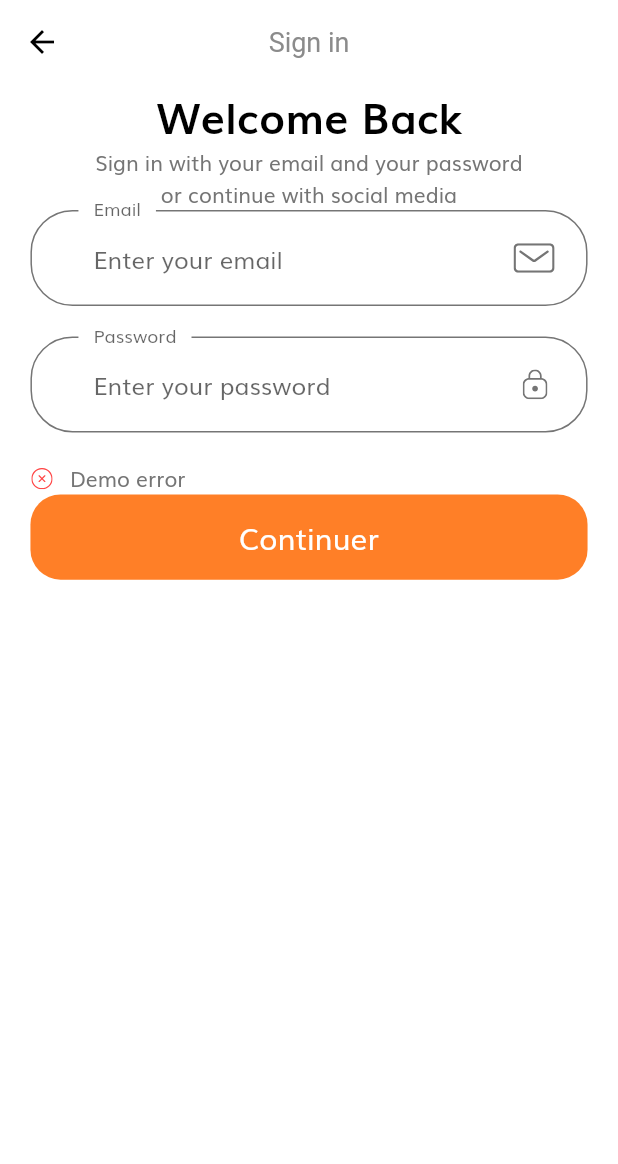
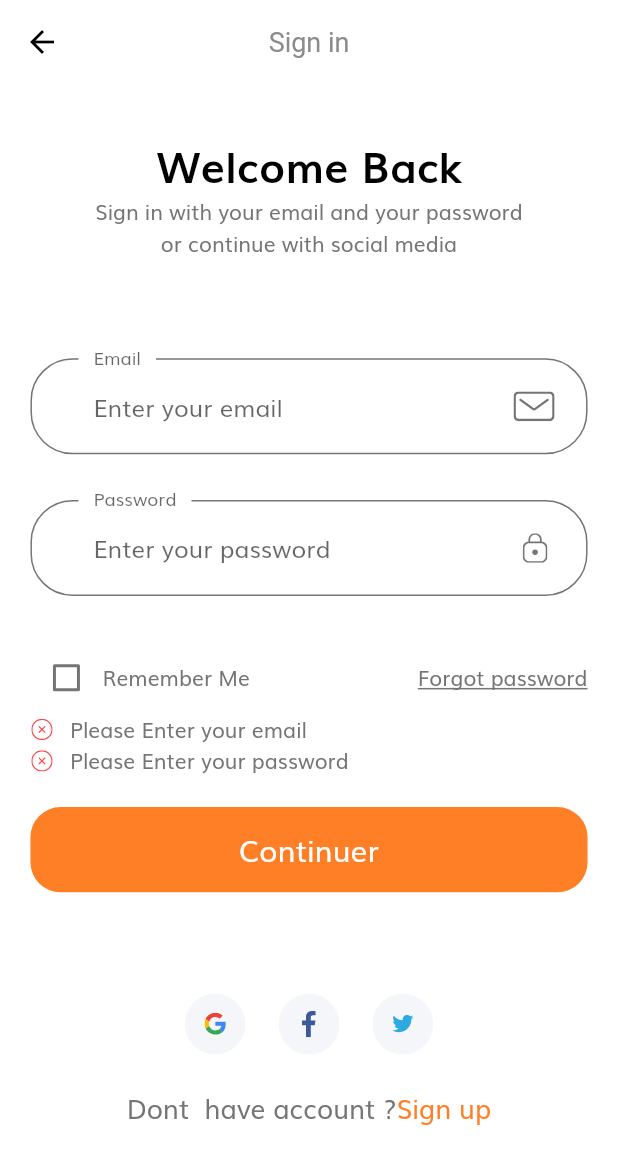
Before and after one commit to hsawadogoh/shop_flutter_ui, a Flutter app: the SignInScreen screen opened by its route, after a tap on "Continuer", on a phone screen of 412 x 824 dp. Shown: the top 1164 px of the screen. Run offline on Flutter 3.47's test engine with Material 2 defaults, Android fonts, the phone set to English and light mode, and no system bars; our stand-ins replace flutter_svg.

Commit message:
|_login_page_|

```diff
--- /dev/null
+++ b/lib/components/form_error.dart
@@ -0,0 +1,37 @@
+import 'package:flutter/material.dart';
+import 'package:flutter_svg/svg.dart';
+
+import '../size_config.dart';
+import 'custom_suffix_icon.dart';
+
+class FormError extends StatelessWidget {
+  const FormError({
+    Key key,
+    @required this.errors,
+  }) : super(key: key);
+
+  final List<String> errors;
+
+  @override
+  Widget build(BuildContext context) {
+    return Column(
+      children: List.generate(errors.length, (index) => formTextError(error: errors[index])),
+    );
+  }
+
+  Row formTextError({String error}) {
+    return Row(
+      children: [
+        SvgPicture.asset(
+          "assets/icons/Error.svg",
+          width: getProportionateScreenWidth(14),
+          height: getProportionateScreenHeight(14),
+        ),
+        SizedBox(width: getProportionateScreenWidth(10),),
+        Text(
+          error,
+        )
+      ],
+    );
+  }
+}
--- /dev/null
+++ b/lib/components/social_container.dart
@@ -0,0 +1,32 @@
+import 'package:flutter/material.dart';
+import 'package:flutter_svg/svg.dart';
+
+import '../size_config.dart';
+
+class SocialContainer extends StatelessWidget {
+  const SocialContainer({
+    Key key,
+    @required this.logo,
+    @required this.press,
+  }) : super(key: key);
+  final String logo;
+  final Function press;
+
+  @override
+  Widget build(BuildContext context) {
+    return GestureDetector(
+      onTap: press,
+      child: Container(
+        padding: EdgeInsets.all(getProportionateScreenWidth(12)),
+        margin: EdgeInsets.symmetric(horizontal: getProportionateScreenWidth(10)),
+        height: getProportionateScreenWidth(40),
+        width: getProportionateScreenHeight(40),
+        decoration: BoxDecoration(
+            color: Color(0xFFF5F6F9),
+            shape: BoxShape.circle
+        ),
+        child: SvgPicture.asset(logo),
+      ),
+    );
+  }
+}
--- a/lib/constants.dart
+++ b/lib/constants.dart
@@ -1,3 +1,4 @@
+import 'package:e_commerce_flutter_ui/size_config.dart';
 import 'package:flutter/material.dart';
 // ff7f27
 // FF7643
@@ -13,3 +14,30 @@ const kSecondaryColor = Color(0xFF979797);
 const kTextColor = Color(0xFF757575);
 
 const kAnimationDuration = Duration(milliseconds: 200);
+
+// Form Error
+final RegExp emailValidatorRegExp =
+RegExp(r"^[a-zA-Z0-9.]+@[a-zA-Z0-9]+\.[a-zA-Z]+");
+const String kEmailNullError = "Please Enter your email";
+const String kInvalidEmailError = "Please Enter Valid Email";
+const String kPassNullError = "Please Enter your password";
+const String kShortPassError = "Password is too short";
+const String kMatchPassError = "Passwords don't match";
+const String kNamelNullError = "Please Enter your name";
+const String kPhoneNumberNullError = "Please Enter your phone number";
+const String kAddressNullError = "Please Enter your address";
+
+final otpInputDecoration = InputDecoration(
+  contentPadding:
+  EdgeInsets.symmetric(vertical: getProportionateScreenWidth(15)),
+  border: outlineInputBorder(),
+  focusedBorder: outlineInputBorder(),
+  enabledBorder: outlineInputBorder(),
+);
+
+OutlineInputBorder outlineInputBorder() {
+  return OutlineInputBorder(
+    borderRadius: BorderRadius.circular(getProportionateScreenWidth(15)),
+    borderSide: BorderSide(color: kTextColor),
+  );
+}
--- a/lib/screens/sign_in/components/sign_in_body.dart
+++ b/lib/screens/sign_in/components/sign_in_body.dart
@@ -1,6 +1,6 @@
-import 'package:e_commerce_flutter_ui/components/custom_suffix_icon.dart';
-import 'package:e_commerce_flutter_ui/components/default_button.dart';
+import 'package:e_commerce_flutter_ui/components/social_container.dart';
 import 'package:e_commerce_flutter_ui/constants.dart';
+import 'package:e_commerce_flutter_ui/screens/sign_in/components/signin_form.dart';
 import 'package:e_commerce_flutter_ui/size_config.dart';
 import 'package:flutter/material.dart';
 import 'package:flutter_svg/flutter_svg.dart';
@@ -13,8 +13,10 @@ class SignInBody extends StatelessWidget {
           width: double.infinity,
           child: Padding(
             padding: EdgeInsets.symmetric(horizontal: getProportionateScreenHeight(20)),
+            child: SingleChildScrollView(
               child: Column(
                 children: [
+                  SizedBox(height: SizeConfig.screenHeight * 0.04,),
                   Text(
                     "Welcome Back",
                     style: TextStyle(
@@ -27,8 +29,47 @@ class SignInBody extends StatelessWidget {
                     "Sign in with your email and your password \nor continue with social media",
                     textAlign: TextAlign.center,
                   ),
-                SignForm()
+                  SizedBox(height: SizeConfig.screenHeight * 0.08,),
+                  SignForm(),
+                  SizedBox(height: SizeConfig.screenHeight * 0.08,),
+                  Row(
+                    mainAxisAlignment: MainAxisAlignment.center,
+                    children: [
+                      SocialContainer(
+                        logo: "assets/icons/google-icon.svg",
+                        press: () {},
+                      ),
+                      SocialContainer(
+                        logo: "assets/icons/facebook-2.svg",
+                        press: () {},
+                      ),
+                      SocialContainer(
+                        logo: "assets/icons/twitter.svg",
+                        press: () {},
+                      ),
                     ],
+                  ),
+                  SizedBox(height: getProportionateScreenHeight(20),),
+                  Row(
+                    mainAxisAlignment: MainAxisAlignment.center,
+                    children: [
+                      Text(
+                        'Dont  have account ?',
+                        style: TextStyle(
+                            fontSize: getProportionateScreenWidth(16)
+                        ),
+                      ),
+                      Text(
+                        'Sign up',
+                        style: TextStyle(
+                            fontSize: getProportionateScreenWidth(16),
+                            color: kPrimaryColor
+                        ),
+                      )
+                    ],
+                  )
+                ],
+              ),
             ),
           ),
         ),
@@ -36,108 +77,3 @@ class SignInBody extends StatelessWidget {
   }
 
 }
-
-class SignForm extends StatefulWidget {
-  @override
-  _SignFormState createState() => _SignFormState();
-}
-
-class _SignFormState extends State<SignForm> {
-  final _formKey = GlobalKey<FormState>();
-  List<String> errors = [];
-  @override
-  Widget build(BuildContext context) {
-    errors.add("Demo error");
-    return Form(
-      key: _formKey,
-      child: Column(
-        children: [
-          CustomTextFormField(
-            hintText: "Enter your email",
-            labelText: "Email",
-            suffixIcon: "assets/icons/Mail.svg",
-            obscureText: false,
-            changed: (value) {},
-            validate: (value) {
-              if (value.isEmpty) {
-                setState(() {
-                  errors.add("Please enter your email");
-                });
-              }
-              return null;
-            },
-          ),
-          SizedBox(height: getProportionateScreenHeight(20),),
-          CustomTextFormField(
-            hintText: "Enter your password",
-            labelText: "Password",
-            suffixIcon: "assets/icons/Lock.svg",
-            obscureText: true,
-            changed: (value) {},
-            validate: (value) {
-              if (value.isEmpty) {
-                setState(() {
-                  errors.add("Please enter your password");
-                });
-              }
-              return null;
-            },
-          ),
-          SizedBox(height: getProportionateScreenHeight(20),),
-          Row(
-            children: [
-              SvgPicture.asset(
-                  "assets/icons/Error.svg",
-                width: getProportionateScreenWidth(14),
-                height: getProportionateScreenHeight(14),
-              ),
-              SizedBox(width: getProportionateScreenWidth(10),),
-              Text(
-                errors[0],
-              )
-            ],
-          ),
-          DefaultButton(
-            text: "Continuer",
-            press: () {},
-          )
-        ],
-      ),
-    );
-  }
-}
-
-class CustomTextFormField extends StatelessWidget {
-  const CustomTextFormField({
-    Key key,
-    @required this.hintText,
-    @required this.labelText,
-    @required this.changed,
-    @required this.validate,
-    @required this.suffixIcon, this.obscureText = false,
-  }) : super(key: key);
-  final String hintText;
-  final String labelText;
-  final Function changed;
-  final Function validate;
-  final String suffixIcon;
-  final bool obscureText;
-
-  @override
-  Widget build(BuildContext context) {
-    return TextFormField(
-      onChanged: changed,
-      validator: validate,
-      obscureText: obscureText,
-      keyboardType: TextInputType.emailAddress,
-      decoration: InputDecoration(
-        hintText: hintText,
-        labelText: labelText,
-        floatingLabelBehavior: FloatingLabelBehavior.always,
-        suffixIcon: CustomSuffixIcon(
-          suffixIcon: suffixIcon,
-        )
-      ),
-    );
-  }
-}
--- /dev/null
+++ b/lib/screens/sign_in/components/signin_form.dart
@@ -0,0 +1,164 @@
+import 'package:e_commerce_flutter_ui/components/custom_suffix_icon.dart';
+import 'package:e_commerce_flutter_ui/components/default_button.dart';
+import 'package:e_commerce_flutter_ui/components/form_error.dart';
+import 'package:flutter/material.dart';
+
+import '../../../constants.dart';
+import '../../../size_config.dart';
+
+class SignForm extends StatefulWidget {
+  @override
+  _SignFormState createState() => _SignFormState();
+}
+
+class _SignFormState extends State<SignForm> {
+  final _formKey = GlobalKey<FormState>();
+  List<String> errors = [];
+  String email;
+  String password;
+  bool rememberMe = false;
+  @override
+  Widget build(BuildContext context) {
+    return Form(
+      key: _formKey,
+      child: Column(
+        children: [
+          CustomTextFormField(
+            hintText: "Enter your email",
+            labelText: "Email",
+            suffixIcon: "assets/icons/Mail.svg",
+            obscureText: false,
+            saved: (newEmail) => email = newEmail,
+            changed: (value) {
+              if (value.isNotEmpty && errors.contains(kEmailNullError)) {
+                setState(() {
+                  errors.remove(kEmailNullError);
+                });
+              } else if (emailValidatorRegExp.hasMatch(value)
+                  && errors.contains(kInvalidEmailError)) {
+                setState(() {
+                  errors.remove(kInvalidEmailError);
+                });
+              }
+            },
+            validate: (value) {
+              if (value.isEmpty && !errors.contains(kEmailNullError)) {
+                setState(() {
+                  errors.add(kEmailNullError);
+                });
+              } else if (!emailValidatorRegExp.hasMatch(value)
+                  && !errors.contains(kInvalidEmailError)) {
+                setState(() {
+                  errors.add(kInvalidEmailError);
+                });
+              }
+              return null;
+            },
+          ),
+          SizedBox(height: getProportionateScreenHeight(30),),
+          CustomTextFormField(
+            hintText: "Enter your password",
+            labelText: "Password",
+            suffixIcon: "assets/icons/Lock.svg",
+            obscureText: true,
+            saved: (newPassword) => password = newPassword,
+            changed: (value) {
+              if (value.isNotEmpty && errors.contains(kPassNullError)) {
+                setState(() {
+                  errors.remove(kPassNullError);
+                });
+              } else if (value.length >= 4 && errors.contains(kShortPassError)) {
+                setState(() {
+                  errors.remove(kShortPassError);
+                });
+              }
+            },
+            validate: (value) {
+              if (value.isEmpty && !errors.contains(kPassNullError)) {
+                setState(() {
+                  errors.add(kPassNullError);
+                });
+              } else if (value.length < 4 && !errors.contains(kShortPassError)) {
+                setState(() {
+                  errors.add(kShortPassError);
+                });
+              }
+              return null;
+            },
+          ),
+          SizedBox(height: getProportionateScreenHeight(30),),
+          Row(
+            children: [
+              Checkbox(
+                  value: rememberMe,
+                  activeColor: kPrimaryColor,
+                  onChanged: (value) {
+                    setState(() {
+                      rememberMe = value;
+                    });
+                  }
+              ),
+              Text(
+                  'Remember Me'
+              ),
+              Spacer(),
+              Text(
+                'Forgot password',
+                style: TextStyle(
+                    decoration: TextDecoration.underline
+                ),
+              )
+            ],
+          ),
+          FormError(errors: errors),
+          SizedBox(height: getProportionateScreenHeight(20),),
+          DefaultButton(
+            text: "Continuer",
+            press: () {
+              if (_formKey.currentState.validate()) {
+                _formKey.currentState.save();
+              }
+            },
+          )
+        ],
+      ),
+    );
+  }
+}
+
+class CustomTextFormField extends StatelessWidget {
+  const CustomTextFormField({
+    Key key,
+    @required this.hintText,
+    @required this.labelText,
+    @required this.changed,
+    @required this.validate,
+    @required this.suffixIcon, this.obscureText = false,@required this.saved,
+  }) : super(key: key);
+  final String hintText;
+  final String labelText;
+  final Function changed;
+  final Function validate;
+  final Function saved;
+  final String suffixIcon;
+  final bool obscureText;
+
+  @override
+  Widget build(BuildContext context) {
+    return TextFormField(
+      onChanged: changed,
+      validator: validate,
+      obscureText: obscureText,
+      onSaved: saved,
+      keyboardType: TextInputType.emailAddress,
+      decoration: InputDecoration(
+          hintText: hintText,
+          labelText: labelText,
+          floatingLabelBehavior: FloatingLabelBehavior.always,
+          suffixIcon: CustomSuffixIcon(
+            suffixIcon: suffixIcon,
+          )
+      ),
+    );
+  }
+}
```
Lines whose indentation alone changed are shown as unchanged.
